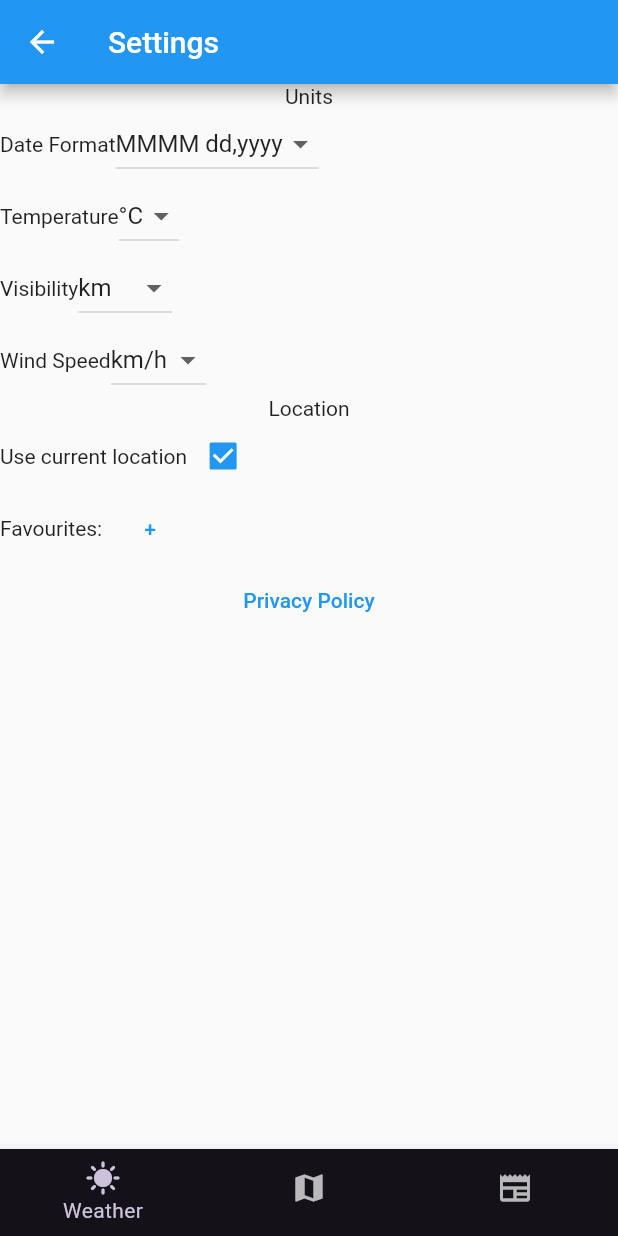
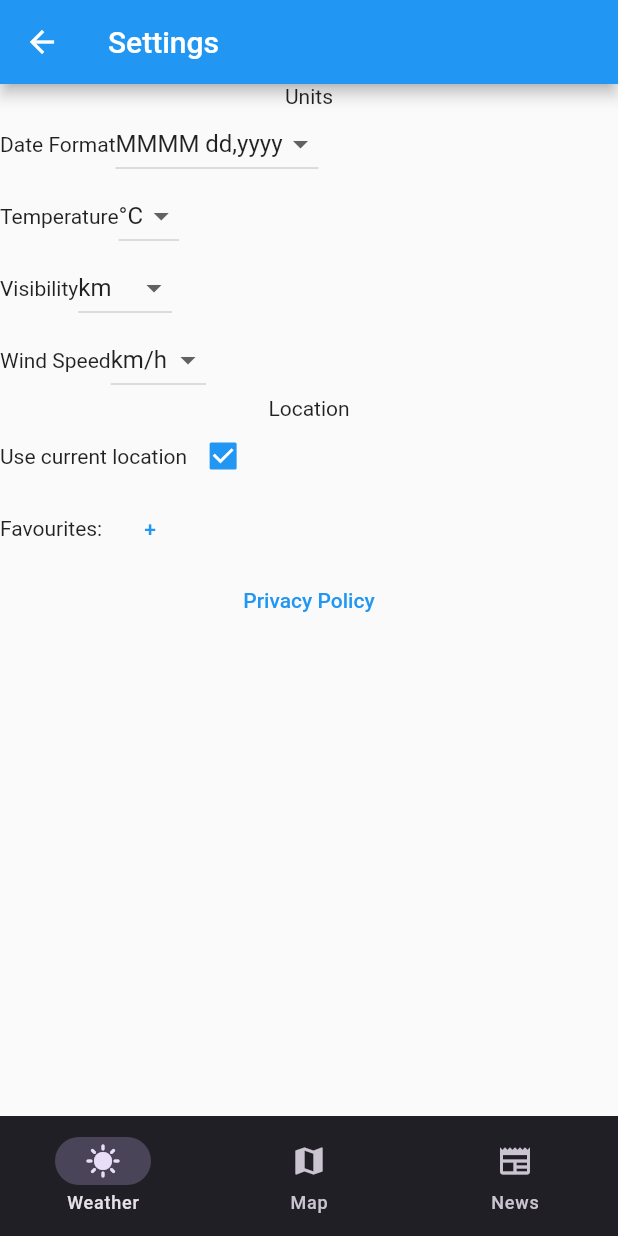
Before and after one commit to Layomiiety/Stargazing-Weather-App-Hi-fi, a Flutter app: the screen it shows after launch, after a tap on the "settings" icon, on a phone screen of 412 x 824 dp. Run offline on Flutter 3.47's test engine with Material 2 defaults, Android fonts, the phone set to English and light mode, and no system bars; our stand-ins replace geolocator, get, google_maps_flutter; missing offline and left inert: shadow; network calls fail.

Commit message:
Change to material design guidelines

```diff
--- a/lib/screens/navbar.dart
+++ b/lib/screens/navbar.dart
@@ -37,24 +37,27 @@ class _NavbarState extends State<NavBar> {
     // rebuild anything that needs updating rather than
     // having to individually changes instances of widgets.
     return Scaffold(
-      bottomNavigationBar: BottomNavigationBar(
-        items: const <BottomNavigationBarItem>[
-          BottomNavigationBarItem(
+      bottomNavigationBar: NavigationBar(
+        destinations: const <NavigationDestination>[
+          NavigationDestination(
             icon: Icon(Icons.sunny),
             label: 'Weather',
           ),
-          BottomNavigationBarItem(
+          NavigationDestination(
             icon: Icon(Icons.map),
             label: 'Map',
           ),
-          BottomNavigationBarItem(
+          NavigationDestination(
             icon: Icon(Icons.newspaper),
             label: 'News',
           ),
         ],
-        currentIndex: _selectedIndex,
-        onTap: _onItemTapped,
-        showUnselectedLabels: false,
+        onDestinationSelected: (int index) {
+          setState(() {
+            _selectedIndex = index;
+          });
+        },
+        selectedIndex: _selectedIndex,
       ),
       body: IndexedStack(
         index: _selectedIndex,
@@ -62,9 +65,4 @@ class _NavbarState extends State<NavBar> {
       )
     );
   }
-  void _onItemTapped(int index) {
-    setState(() {
-      _selectedIndex = index;
-    });
-  }
 }
--- a/lib/screens/weather_screen.dart
+++ b/lib/screens/weather_screen.dart
@@ -73,7 +73,7 @@ class WeatherScreenState extends State<WeatherScreen> {
         },
         itemCount: 3,
         scrollDirection: Axis.horizontal,
-        physics: const BouncingScrollPhysics(),
+        physics: const PageScrollPhysics(),
 
       ),
     );
```
